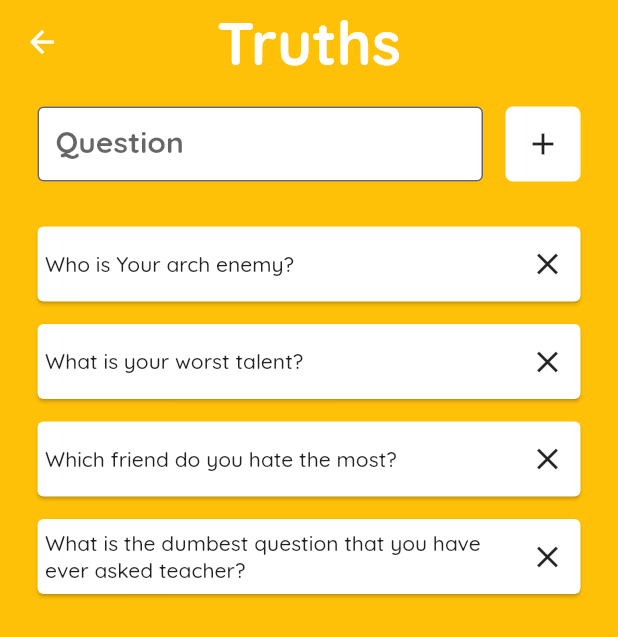
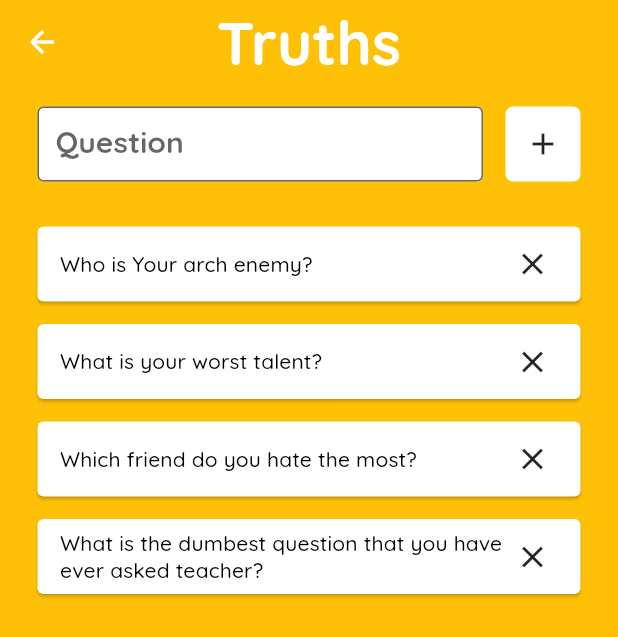
Before and after one commit to HamiiidAsgarian/flutter-truth-or-dare-game, a Flutter app: the screen it shows after launch, after a tap on "Make Truth", on a phone screen of 412 x 824 dp. Shown: the top 637 px of the screen. Run offline on Flutter 3.47's test engine with Material 2 defaults, Android fonts, the phone set to English and light mode, and no system bars; our stand-ins replace flutter_fortune_wheel, shared_preferences.

Commit message:
Add fortune colors

```diff
--- a/lib/screens/choice_screen.dart
+++ b/lib/screens/choice_screen.dart
@@ -76,10 +76,11 @@ class _ChoiceScreenState extends State<ChoiceScreen>
           child: Column(children: [
             Text(
               "It's your turn ${widget.chosenOne}!",
-              style: TextStyle(color: Theme.of(context).colorScheme.outline),
+              style: TextStyle(
+                  fontSize: 20, color: Theme.of(context).colorScheme.outline),
             ),
             Text(
-              "Select one of these cards",
+              "Select one of the cards",
               style: TextStyle(color: Theme.of(context).colorScheme.outline),
             ),
             Expanded(
--- a/lib/screens/home_screen.dart
+++ b/lib/screens/home_screen.dart
@@ -112,7 +112,7 @@ class _HomeScreenState extends State<HomeScreen> {
                                     setLocalDares();
                                   }))));
                     },
-                    text: "Make dare",
+                    text: "Make Dare",
                     color: Theme.of(context).colorScheme.secondary,
                     icon: Icons.add),
               ],
--- a/lib/screens/players_screen.dart
+++ b/lib/screens/players_screen.dart
@@ -33,7 +33,7 @@ class _PlayersScreenState extends State<PlayersScreen> {
     return Scaffold(
       backgroundColor: Theme.of(context).colorScheme.background,
       appBar: AppBar(
-        title: Text('players',
+        title: Text('Players',
             style: Theme.of(context)
                 .textTheme
                 .titleMedium!
--- a/lib/theme.dart
+++ b/lib/theme.dart
@@ -2,10 +2,10 @@ import 'package:flutter/material.dart';
 
 class CustomTheme {
   static List<Color> fortuneColors = [
-    Colors.red,
-    Colors.green,
-    Colors.blue,
-    Colors.yellow,
+    Colors.redAccent,
+    Colors.greenAccent,
+    Colors.blueAccent,
+    Colors.yellowAccent,
     Colors.pink,
     Colors.purple,
     Colors.amberAccent,
@@ -15,7 +15,7 @@ class CustomTheme {
   ];
 
   static Color mainGreen = const Color.fromARGB(255, 0, 129, 17);
-  static Color mainRed = const Color.fromARGB(255, 241, 160, 8);
+  static Color mainRed = Color.fromARGB(255, 255, 169, 70);
   static Color mainBlue = Colors.blue;
   static Color mainWhite = Colors.white;
   static Color mainBlack = Color.fromARGB(255, 18, 22, 24);
--- a/lib/widgets/widgets.dart
+++ b/lib/widgets/widgets.dart
@@ -1,4 +1,5 @@
 import 'package:flutter/material.dart';
+import 'package:mafia/theme.dart';
 
 class CustomIconButton extends StatelessWidget {
   const CustomIconButton({Key? key, this.icon, required this.onTap})
@@ -108,11 +109,13 @@ class _CustomAnimatedCardState extends State<CustomAnimatedCard>
           // padding: const EdgeInsets.symmetric(vertical: 5),
           child: Container(
             decoration: BoxDecoration(borderRadius: BorderRadius.circular(5)),
-            padding: const EdgeInsets.symmetric(horizontal: 5),
+            padding: const EdgeInsets.symmetric(horizontal: 15),
             child: Row(
               mainAxisAlignment: MainAxisAlignment.spaceBetween,
               children: [
-                Expanded(child: Text(widget.text)),
+                Expanded(
+                    child: Text(widget.text,
+                        style: Theme.of(context).textTheme.titleSmall!)),
                 CustomIconButton(
                   onTap: () {
                     widget.onClose();
```
